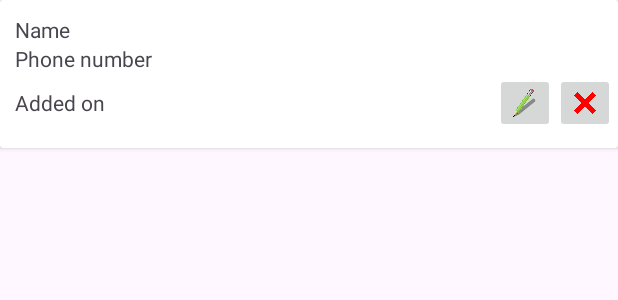
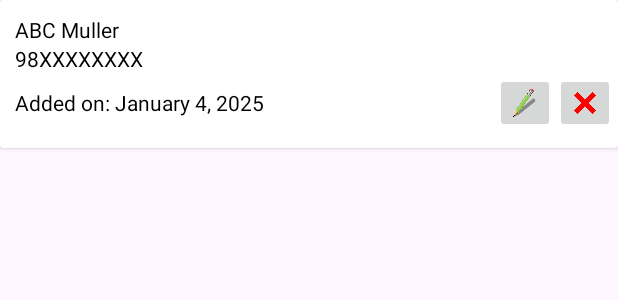
Before and after one commit to sunil-poudel/Contact-manager, an Android app: the layout list_row.xml on its own in the app's theme, with its tools: preview values and no code run, on a phone screen of 412 x 824 dp. Shown: the top 300 px of the screen. Run offline under Robolectric (Android 15) with nearby library versions, the light colour scheme and no system bars.

Commit message:
update list_row.xml

```diff
--- a/app/src/main/res/layout/list_row.xml
+++ b/app/src/main/res/layout/list_row.xml
@@ -17,19 +17,22 @@
             android:paddingStart="10dp"
             android:paddingEnd="2dp"
             android:paddingTop="10dp"
-            android:paddingBottom="10dp">
+            android:paddingBottom="10dp"
+            >
 
             <TextView
                 android:id="@+id/contact_name"
                 android:layout_width="match_parent"
                 android:layout_height="wrap_content"
-                android:text="Name" />
+                android:text="ABC Muller"
+                android:textColor="@color/black"/>
 
             <TextView
                 android:id="@+id/contact_phone_number"
                 android:layout_width="match_parent"
                 android:layout_height="wrap_content"
-                android:text="Phone number" />
+                android:text="98XXXXXXXX"
+                android:textColor="@color/black"/>
 
             <RelativeLayout
                 android:layout_width="match_parent"
@@ -47,7 +50,8 @@
                         android:layout_height="match_parent"
                         android:layout_weight="1"
                         android:gravity="center_vertical"
-                        android:text="@string/added_on" />
+                        android:text="@string/added_on"
+                        android:textColor="@color/black"/>
 
                     <ImageButton
                         android:id="@+id/contact_edit"
--- a/app/src/main/res/values/strings.xml
+++ b/app/src/main/res/values/strings.xml
@@ -2,5 +2,5 @@
     <string name="app_name">ContactManager</string>
     <string name="edit_icon">edit icon</string>
     <string name="cross_icon">cross icon</string>
-    <string name="added_on">Added on</string>
+    <string name="added_on">Added on: January 4, 2025</string>
 </resources>
```
